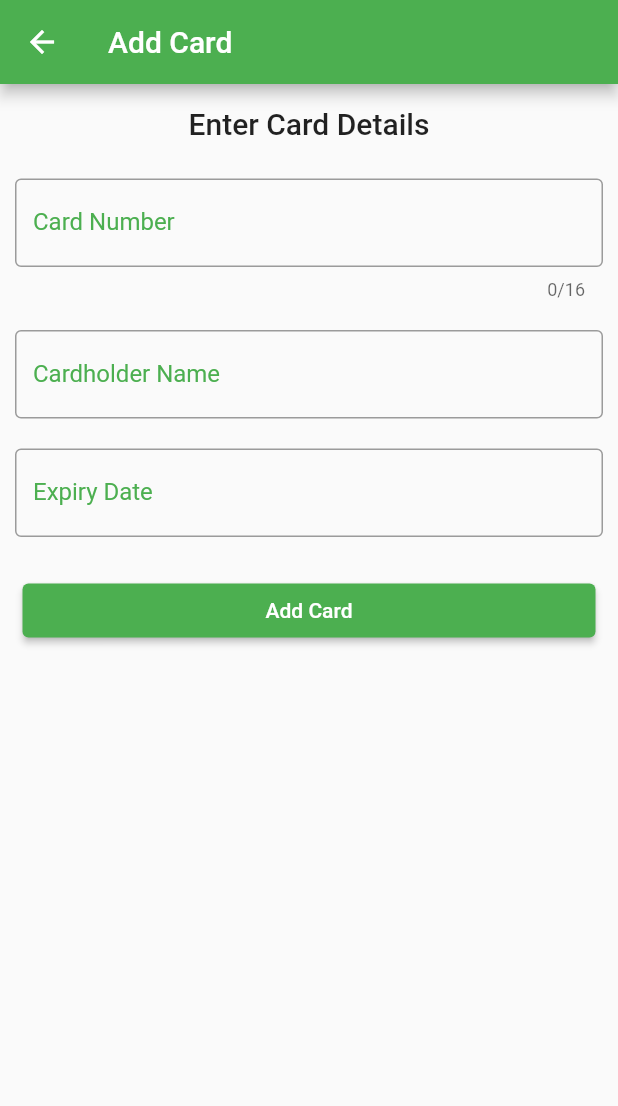
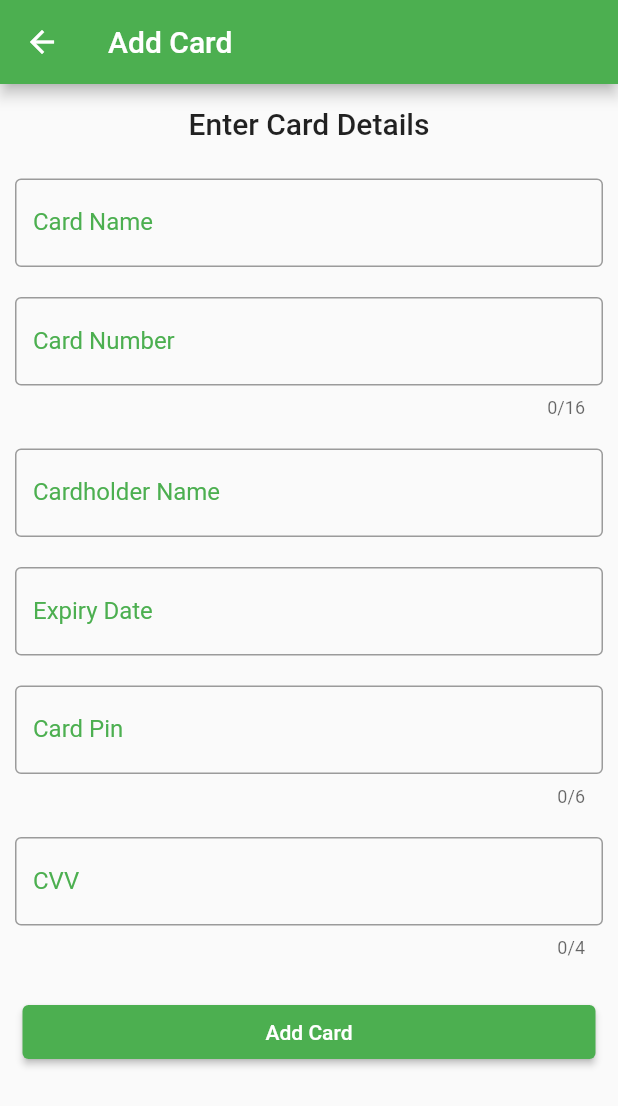
Before and after one commit to ajulkjose246/kerd, a Flutter app: the screen it shows once a user with an empty profile is signed in, after a tap on the "add card" icon, on a phone screen of 412 x 824 dp. Shown: the top 1106 px of the screen. Run offline on Flutter 3.47's test engine with Material 2 defaults, Android fonts, the phone set to English and light mode, and no system bars; our stand-ins replace cloud_firestore, firebase_auth, firebase_core, fluttertoast; accounts and stored records are empty; network calls fail.

Commit message:
card type display added

```diff
--- a/lib/screen/home/addCard.dart
+++ b/lib/screen/home/addCard.dart
@@ -15,8 +15,11 @@ final user = FirebaseAuth.instance.currentUser;
 final CollectionReference cards =
     FirebaseFirestore.instance.collection("cards");
 TextEditingController cardNumber = TextEditingController();
+TextEditingController cardName = TextEditingController();
 TextEditingController cardHolder = TextEditingController();
 TextEditingController cardExp = TextEditingController();
+TextEditingController cardPin = TextEditingController();
+TextEditingController cardCvv = TextEditingController();
 
 class _addCardScreenState extends State<addCardScreen> {
   @override
@@ -24,8 +27,11 @@ class _addCardScreenState extends State<addCardScreen> {
     void addCard() {
       final data = {
         'cardExp': cardExp.text,
+        'cardName': cardName.text,
         'cardHolder': cardHolder.text,
         'cardNumber': cardNumber.text,
+        'cardPin': cardPin.text,
+        'cardCvv': cardCvv.text,
         'user': user!.email,
       };
       cards.add(data).then((_) {
@@ -71,6 +77,23 @@ class _addCardScreenState extends State<addCardScreen> {
         Padding(
           padding: const EdgeInsets.all(10),
           child: TextField(
+            controller: cardName,
+            keyboardType: TextInputType.text,
+            decoration: const InputDecoration(
+              focusedBorder: OutlineInputBorder(
+                borderSide: BorderSide(
+                    width: 2,
+                    color: Colors.green), // Replace with your desired color
+              ),
+              labelText: 'Card Name',
+              labelStyle: TextStyle(color: Colors.green),
+              border: OutlineInputBorder(),
+            ),
+          ),
+        ),
+        Padding(
+          padding: const EdgeInsets.all(10),
+          child: TextField(
             controller: cardNumber,
             keyboardType: TextInputType.number,
             maxLength: 16,
@@ -92,7 +115,7 @@ class _addCardScreenState extends State<addCardScreen> {
             controller: cardHolder,
             keyboardType: TextInputType.text,
             inputFormatters: [
-              FilteringTextInputFormatter.allow(RegExp(r'[a-zA-Z]')),
+              FilteringTextInputFormatter.allow(RegExp(r'[a-zA-Z ]')),
             ],
             decoration: const InputDecoration(
               focusedBorder: OutlineInputBorder(
@@ -124,6 +147,42 @@ class _addCardScreenState extends State<addCardScreen> {
           ),
         ),
         Padding(
+          padding: const EdgeInsets.all(10),
+          child: TextField(
+            controller: cardPin,
+            keyboardType: TextInputType.number,
+            maxLength: 6,
+            decoration: const InputDecoration(
+              focusedBorder: OutlineInputBorder(
+                borderSide: BorderSide(
+                    width: 2,
+                    color: Colors.green), // Replace with your desired color
+              ),
+              labelText: 'Card Pin',
+              labelStyle: TextStyle(color: Colors.green),
+              border: OutlineInputBorder(),
+            ),
+          ),
+        ),
+        Padding(
+          padding: const EdgeInsets.all(10),
+          child: TextField(
+            controller: cardCvv,
+            keyboardType: TextInputType.number,
+            maxLength: 4,
+            decoration: const InputDecoration(
+              focusedBorder: OutlineInputBorder(
+                borderSide: BorderSide(
+                    width: 2,
+                    color: Colors.green), // Replace with your desired color
+              ),
+              labelText: 'CVV',
+              labelStyle: TextStyle(color: Colors.green),
+              border: OutlineInputBorder(),
+            ),
+          ),
+        ),
+        Padding(
           padding: const EdgeInsets.all(15.0),
           child: ElevatedButton(
             onPressed: () {
@@ -133,7 +192,7 @@ class _addCardScreenState extends State<addCardScreen> {
             style: ButtonStyle(
                 backgroundColor: MaterialStatePropertyAll(Colors.green)),
           ),
-        )
+        ),
       ]),
     );
   }
--- a/lib/screen/home/home.dart
+++ b/lib/screen/home/home.dart
@@ -1,5 +1,8 @@
 import 'package:firebase_auth/firebase_auth.dart';
+import 'package:cloud_firestore/cloud_firestore.dart';
 import 'package:flutter/material.dart';
+import 'package:kerd/screen/home/addCard.dart';
+import 'package:kerd/screen/home/cardType.dart';
 
 class HomeScreen extends StatefulWidget {
   const HomeScreen({Key? key}) : super(key: key);
@@ -12,17 +15,17 @@ class _HomeScreenState extends State<HomeScreen> {
   late User? _currentUser;
 
   @override
-  Widget build(BuildContext context) {
+  void initState() {
+    super.initState();
+    checkCurrentUser();
+  }
+
   void checkCurrentUser() {
     User? user = FirebaseAuth.instance.currentUser;
     setState(() {
       _currentUser = user;
     });
   }
-
-    setState(() {
-      checkCurrentUser();
-    });
 
   void usrLogout() {
     FirebaseAuth.instance.signOut();
@@ -38,6 +41,8 @@ class _HomeScreenState extends State<HomeScreen> {
     }
   }
 
+  @override
+  Widget build(BuildContext context) {
     return Scaffold(
       appBar: AppBar(
         backgroundColor: Colors.green,
@@ -60,16 +65,23 @@ class _HomeScreenState extends State<HomeScreen> {
               ],
       ),
       floatingActionButton: FloatingActionButton(
-          onPressed: () {
-            addCard();
-          },
+        onPressed: addCard,
         child: Icon(Icons.add_card),
         backgroundColor: Colors.green,
         shape: CircleBorder(side: BorderSide(width: 2)),
       ),
-        body: ListView(
-          children: [
-            Padding(
+      body: StreamBuilder<QuerySnapshot>(
+        stream: FirebaseFirestore.instance.collection("cards").snapshots(),
+        builder: (context, snapshot) {
+          if (snapshot.hasData) {
+            final cards = snapshot.data!.docs;
+            return ListView.builder(
+              itemCount: cards.length,
+              itemBuilder: (context, index) {
+                final cardData = cards[index];
+                if (cardData['user'] == user!.email) {
+                  String cardType = getCardType(cardData['cardNumber']);
+                  return Container(
                     padding: const EdgeInsets.all(10.0),
                     child: Card(
                       elevation: 4,
@@ -87,21 +99,21 @@ class _HomeScreenState extends State<HomeScreen> {
                               mainAxisAlignment: MainAxisAlignment.spaceBetween,
                               children: [
                                 Text(
-                            'Card Number',
+                                  cardData['cardName'],
                                   style: TextStyle(
                                     fontWeight: FontWeight.bold,
                                     fontSize: 16,
                                   ),
                                 ),
-                          Icon(
-                            Icons.credit_card,
-                            size: 32,
-                          ),
+                                Text(
+                                  cardType,
+                                  style: TextStyle(fontWeight: FontWeight.w500),
+                                )
                               ],
                             ),
                             SizedBox(height: 16),
                             Text(
-                        '1234 5678 9012 3456',
+                              cardData['cardNumber'],
                               style: TextStyle(
                                 fontWeight: FontWeight.bold,
                                 fontSize: 20,
@@ -122,7 +134,7 @@ class _HomeScreenState extends State<HomeScreen> {
                                       ),
                                     ),
                                     Text(
-                                'John Doe',
+                                      cardData['cardHolder'],
                                       style: TextStyle(
                                         fontSize: 16,
                                       ),
@@ -140,7 +152,7 @@ class _HomeScreenState extends State<HomeScreen> {
                                       ),
                                     ),
                                     Text(
-                                '12/24',
+                                      cardData['cardExp'],
                                       style: TextStyle(
                                         fontSize: 16,
                                       ),
@@ -153,8 +165,14 @@ class _HomeScreenState extends State<HomeScreen> {
                         ),
                       ),
                     ),
-            )
-          ],
-        ));
+                  );
+                }
+              },
+            );
+          }
+          return Container();
+        },
+      ),
+    );
   }
 }
--- a/pubspec.yaml
+++ b/pubspec.yaml
@@ -40,6 +40,8 @@ dependencies:
   firebase_auth: ^4.6.3
   fluttertoast: ^8.2.2
   flutter_secure_storage: ^8.0.0
+  flutter_colorpicker: ^1.0.3
+  flutter_circle_color_picker: ^0.3.0
 
 dev_dependencies:
   flutter_test:
```
Also changed, not shown: lib/screen/home/cardType.dart (added, +34 -0 lines), pubspec.lock. Lines whose indentation alone changed are shown as unchanged.
